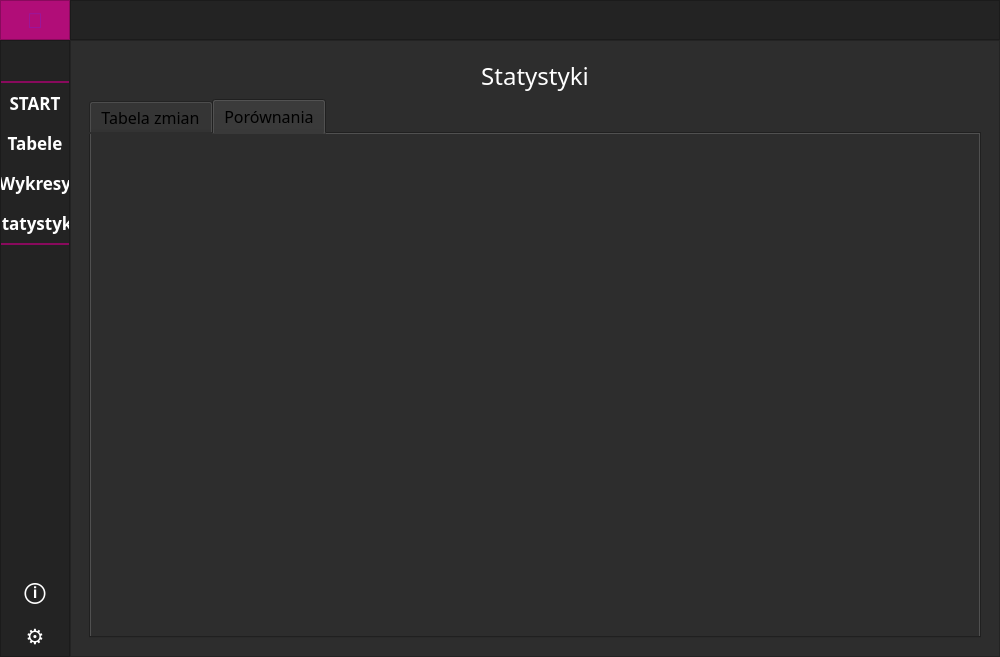
First picture: the form in Projekt/app.ui, repository Julnowak/Vineyard-Model, before the edit.
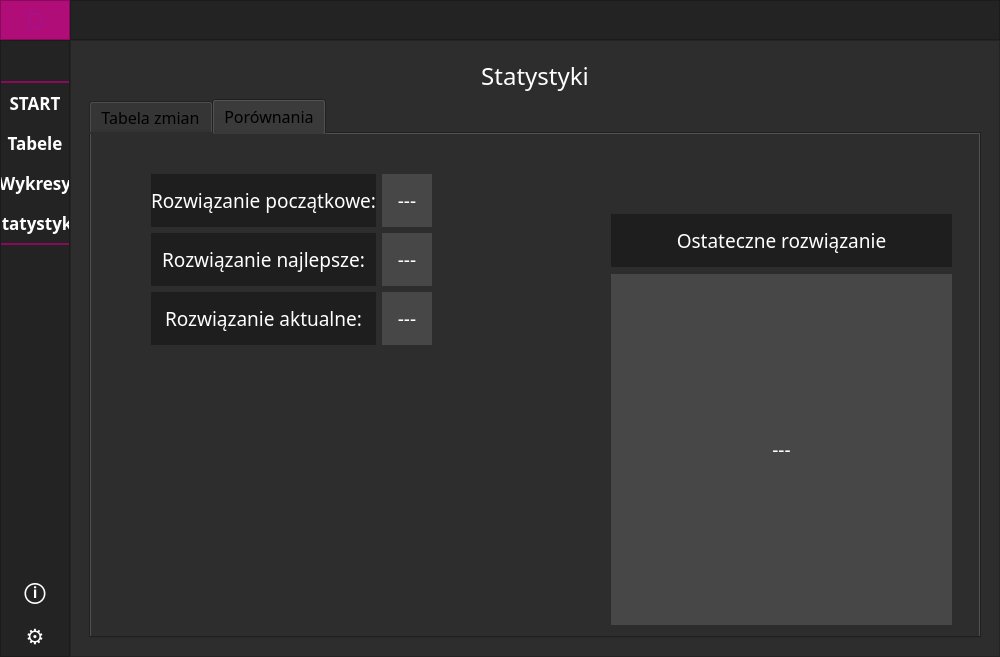
Second picture: the form after the edit. The open tabs and pages were chosen to show the change. Icons and pictures are not drawn. Custom widgets are drawn as their Qt base class.

```diff
--- a/Projekt/app.ui
+++ b/Projekt/app.ui
@@ -4990,6 +4990,190 @@
                  <attribute name="title">
                   <string>Porównania</string>
                  </attribute>
+                 <widget class="QWidget" name="gridLayoutWidget_4">
+                  <property name="geometry">
+                   <rect>
+                    <x>60</x>
+                    <y>40</y>
+                    <width>281</width>
+                    <height>171</height>
+                   </rect>
+                  </property>
+                  <layout class="QGridLayout" name="gridLayout_8">
+                   <item row="1" column="1">
+                    <widget class="QLabel" name="text_15">
+                     <property name="font">
+                      <font>
+                       <family>Tw Cen MT Condensed</family>
+                       <pointsize>14</pointsize>
+                      </font>
+                     </property>
+                     <property name="styleSheet">
+                      <string notr="true">color: rgb(255, 255, 255);
+background-color: rgb(71, 71, 71);</string>
+                     </property>
+                     <property name="text">
+                      <string>---</string>
+                     </property>
+                     <property name="alignment">
+                      <set>Qt::AlignCenter</set>
+                     </property>
+                    </widget>
+                   </item>
+                   <item row="1" column="0">
+                    <widget class="QLabel" name="label_28">
+                     <property name="font">
+                      <font>
+                       <family>Tw Cen MT Condensed</family>
+                       <pointsize>14</pointsize>
+                      </font>
+                     </property>
+                     <property name="styleSheet">
+                      <string notr="true">color: rgb(255, 255, 255);
+background-color: rgb(30, 30, 30);</string>
+                     </property>
+                     <property name="text">
+                      <string>Rozwiązanie najlepsze:</string>
+                     </property>
+                     <property name="alignment">
+                      <set>Qt::AlignCenter</set>
+                     </property>
+                    </widget>
+                   </item>
+                   <item row="0" column="1">
+                    <widget class="QLabel" name="text_16">
+                     <property name="font">
+                      <font>
+                       <family>Tw Cen MT Condensed</family>
+                       <pointsize>14</pointsize>
+                      </font>
+                     </property>
+                     <property name="styleSheet">
+                      <string notr="true">color: rgb(255, 255, 255);
+background-color: rgb(71, 71, 71);</string>
+                     </property>
+                     <property name="text">
+                      <string>---</string>
+                     </property>
+                     <property name="alignment">
+                      <set>Qt::AlignCenter</set>
+                     </property>
+                    </widget>
+                   </item>
+                   <item row="2" column="0">
+                    <widget class="QLabel" name="label_29">
+                     <property name="font">
+                      <font>
+                       <family>Tw Cen MT Condensed</family>
+                       <pointsize>14</pointsize>
+                      </font>
+                     </property>
+                     <property name="styleSheet">
+                      <string notr="true">color: rgb(255, 255, 255);
+background-color: rgb(30, 30, 30);</string>
+                     </property>
+                     <property name="text">
+                      <string>Rozwiązanie aktualne:</string>
+                     </property>
+                     <property name="alignment">
+                      <set>Qt::AlignCenter</set>
+                     </property>
+                    </widget>
+                   </item>
+                   <item row="2" column="1">
+                    <widget class="QLabel" name="text_17">
+                     <property name="font">
+                      <font>
+                       <family>Tw Cen MT Condensed</family>
+                       <pointsize>14</pointsize>
+                      </font>
+                     </property>
+                     <property name="styleSheet">
+                      <string notr="true">color: rgb(255, 255, 255);
+background-color: rgb(71, 71, 71);</string>
+                     </property>
+                     <property name="text">
+                      <string>---</string>
+                     </property>
+                     <property name="alignment">
+                      <set>Qt::AlignCenter</set>
+                     </property>
+                    </widget>
+                   </item>
+                   <item row="0" column="0">
+                    <widget class="QLabel" name="label_30">
+                     <property name="font">
+                      <font>
+                       <family>Tw Cen MT Condensed</family>
+                       <pointsize>14</pointsize>
+                      </font>
+                     </property>
+                     <property name="styleSheet">
+                      <string notr="true">color: rgb(255, 255, 255);
+background-color: rgb(30, 30, 30);</string>
+                     </property>
+                     <property name="text">
+                      <string>Rozwiązanie początkowe:</string>
+                     </property>
+                     <property name="alignment">
+                      <set>Qt::AlignCenter</set>
+                     </property>
+                    </widget>
+                   </item>
+                  </layout>
+                 </widget>
+                 <widget class="QLabel" name="text_18">
+                  <property name="geometry">
+                   <rect>
+                    <x>520</x>
+                    <y>140</y>
+                    <width>341</width>
+                    <height>351</height>
+                   </rect>
+                  </property>
+                  <property name="font">
+                   <font>
+                    <family>Tw Cen MT Condensed</family>
+                    <pointsize>14</pointsize>
+                   </font>
+                  </property>
+                  <property name="styleSheet">
+                   <string notr="true">color: rgb(255, 255, 255);
+background-color: rgb(71, 71, 71);</string>
+                  </property>
+                  <property name="text">
+                   <string>---</string>
+                  </property>
+                  <property name="alignment">
+                   <set>Qt::AlignCenter</set>
+                  </property>
+                 </widget>
+                 <widget class="QLabel" name="label_32">
+                  <property name="geometry">
+                   <rect>
+                    <x>520</x>
+                    <y>80</y>
+                    <width>341</width>
+                    <height>53</height>
+                   </rect>
+                  </property>
+                  <property name="font">
+                   <font>
+                    <family>Tw Cen MT Condensed</family>
+                    <pointsize>14</pointsize>
+                   </font>
+                  </property>
+                  <property name="styleSheet">
+                   <string notr="true">color: rgb(255, 255, 255);
+background-color: rgb(30, 30, 30);</string>
+                  </property>
+                  <property name="text">
+                   <string>Ostateczne rozwiązanie</string>
+                  </property>
+                  <property name="alignment">
+                   <set>Qt::AlignCenter</set>
+                  </property>
+                 </widget>
                 </widget>
                </widget>
               </item>
```
Left out of the diff: 222 changed lines with no effect on the pictures.
